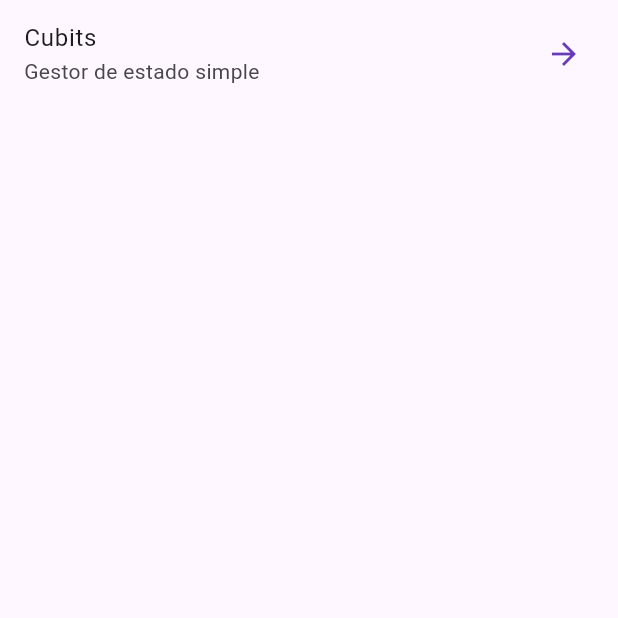
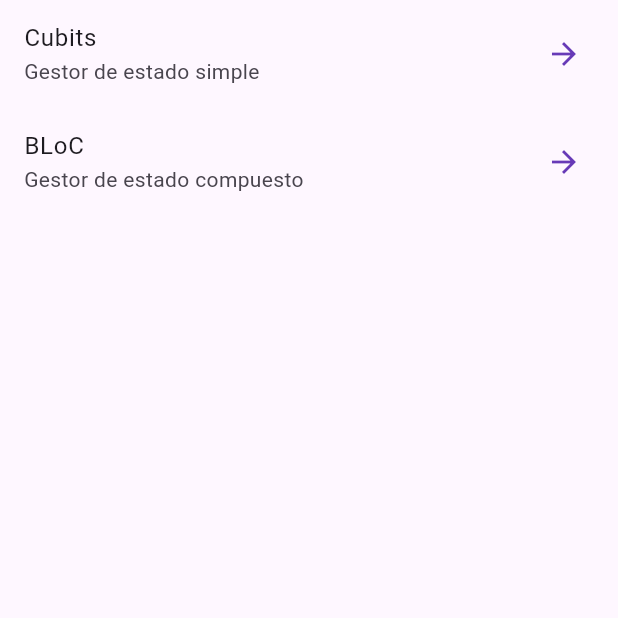
Before and after one commit to AleXx815/forms_app, a Flutter app: the screen it shows after launch, on a phone screen of 412 x 824 dp, the top half of it. Run offline on Flutter 3.47's test engine with Material 2 defaults, Android fonts, the phone set to English and light mode, and no system bars; our stand-ins replace equatable, flutter_bloc, go_router.

Commit message:
BLoc and Flutter BLoc simplified

```diff
--- a/lib/config/router/app_router.dart
+++ b/lib/config/router/app_router.dart
@@ -12,5 +12,9 @@ final appRouter = GoRouter(
       path: "/cubits",
       builder: (context, state) => const CubitCounterScreen(),
     ),
+    GoRoute(
+      path: "/counter-bloc",
+      builder: (context, state) => const BlocCounterScreen(),
+    ),
   ],
 );
--- a/lib/presentation/screens/home_screen.dart
+++ b/lib/presentation/screens/home_screen.dart
@@ -15,6 +15,12 @@ class HomeScreen extends StatelessWidget {
             trailing: const Icon(Icons.arrow_forward_outlined),
             onTap: () => context.push("/cubits"),
           ),
+          ListTile(
+            title: const Text("BLoC"),
+            subtitle: const Text("Gestor de estado compuesto"),
+            trailing: const Icon(Icons.arrow_forward_outlined),
+            onTap: () => context.push("/counter-bloc"),
+          ),
         ],
       ),
     );
```
Also changed, not shown: lib/presentation/blocs/counter_bloc/counter_event.dart (added, +11 -0 lines), lib/presentation/blocs/counter_bloc/counter_state.dart (added, +28 -0 lines).
